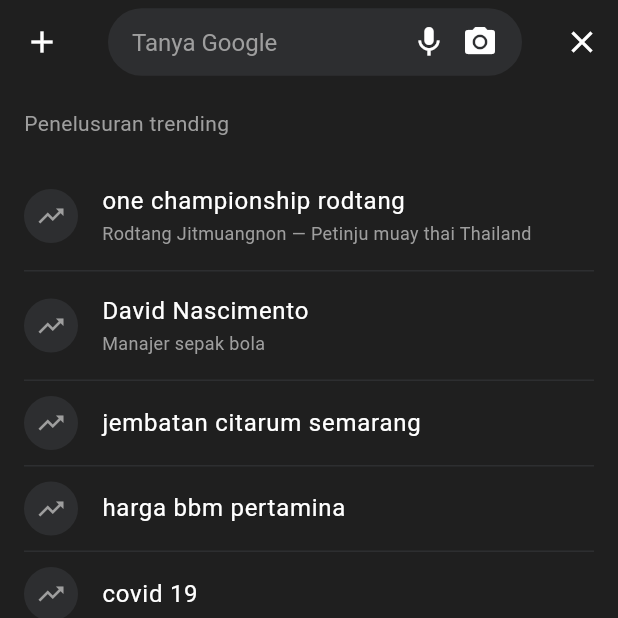
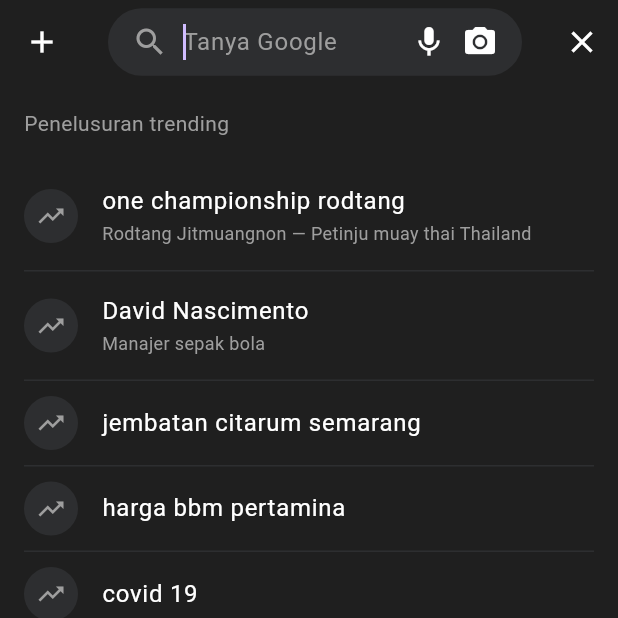
Before and after one commit to CumiFork/anjay, a Flutter app: the screen it shows after launch, after a tap on "Telusuri", on a phone screen of 412 x 824 dp, the top half of it. Run offline on Flutter 3.47's test engine with Material 3 defaults, Android fonts, the phone set to English and light mode, and no system bars; our stand-ins replace webview_flutter; network calls fail.

```diff
--- a/lib/main.dart
+++ b/lib/main.dart
@@ -42,6 +42,7 @@ class _GoogleDiceAppState extends State<GoogleDiceApp> with WidgetsBindingObserv
   // State UI
   bool _showWebView = false;
   bool _showSearchScreen = false;
+  final TextEditingController _searchController = TextEditingController();
 
   // State Berita
   String _newsTitle = "Memuat berita terbaru...";
@@ -108,9 +109,9 @@ class _GoogleDiceAppState extends State<GoogleDiceApp> with WidgetsBindingObserv
             }
             plannedValues = generatePlan(targetTotal, diceCount);
             seqIndex = 0;
+            console.log("Dadu diset: " + mode + " (" + targetTotal + ")");
         };
 
-        // Deteksi klik tombol Lembar buat maju antrean
         document.addEventListener('click', function(e) {
             let btn = e.target.closest('button') || e.target.parentElement;
             if(btn && btn.innerText && (btn.innerText.includes('Lembar') || btn.innerText.includes('Roll'))) {
@@ -132,7 +133,7 @@ class _GoogleDiceAppState extends State<GoogleDiceApp> with WidgetsBindingObserv
                 return originalRandom();
             };
         }
-        setTimeout(injectMathHook, 2500);
+        setTimeout(injectMathHook, 2000);
     })();
   """;
 
@@ -148,7 +149,7 @@ class _GoogleDiceAppState extends State<GoogleDiceApp> with WidgetsBindingObserv
         'FlutterBridge',
         onMessageReceived: (JavaScriptMessage message) {
           if (message.message == "ROLLED" && isQueueActive) {
-             _advanceQueue(); // Majuin antrean pas lempar dadu
+             _advanceQueue();
           }
         },
       )
@@ -156,11 +157,12 @@ class _GoogleDiceAppState extends State<GoogleDiceApp> with WidgetsBindingObserv
         NavigationDelegate(
           onPageFinished: (String url) {
             if (url.contains("google.com/search")) {
-              _controller.runJavaScript(jsScript);
-              // Kalau habis refresh, apply ulang antrean yang lagi jalan
-              if (isQueueActive && rollQueue.isNotEmpty) {
-                 _applyCurrentQueue();
-              }
+              // Inject script, LALU tunggu (then) baru apply antrean
+              _controller.runJavaScript(jsScript).then((_) {
+                if (isQueueActive && rollQueue.isNotEmpty) {
+                   _applyCurrentQueue();
+                }
+              });
             }
           },
         ),
@@ -171,7 +173,16 @@ class _GoogleDiceAppState extends State<GoogleDiceApp> with WidgetsBindingObserv
     _fetchLatestNews();
   }
 
-  // Narik Berita Terbaru
+  void _performSearch(String query) {
+    if (query.isEmpty) return;
+    _searchController.text = query;
+    _controller.loadRequest(Uri.parse('https://www.google.com/search?q=${Uri.encodeComponent(query)}'));
+    setState(() {
+      _showSearchScreen = false;
+      _showWebView = true;
+    });
+  }
+
   Future<void> _fetchLatestNews() async {
     try {
       final response = await http.get(Uri.parse('https://api-berita-indonesia.vercel.app/cnn/terbaru/'));
@@ -192,7 +203,6 @@ class _GoogleDiceAppState extends State<GoogleDiceApp> with WidgetsBindingObserv
     }
   }
 
-  // --- LOGIKA TELEGRAM & ANTREAN ---
   void _applyCurrentQueue() {
     if (rollQueue.isEmpty) return;
     String mode = rollQueue[rollIndex];
@@ -235,6 +245,7 @@ class _GoogleDiceAppState extends State<GoogleDiceApp> with WidgetsBindingObserv
                   _sendReply(chatId, "✅ Mode ${modeStr.toUpperCase()} aktif ($activeDiceCount Dadu)");
                 }
                 else if (cmd == '/setroll' && args.length > 1) {
+                  activeDiceCount = 9;
                   rollQueue.clear();
                   for (int i = 1; i < args.length; i++) {
                     if (args[i] == 'kecil' || args[i] == 'besar') {
@@ -264,13 +275,12 @@ class _GoogleDiceAppState extends State<GoogleDiceApp> with WidgetsBindingObserv
   void dispose() {
     WidgetsBinding.instance.removeObserver(this);
     _pollingTimer?.cancel();
+    _searchController.dispose();
     super.dispose();
   }
 
-  // --- UI BUILDER ---
   @override
   Widget build(BuildContext context) {
-    // 1. Layar WebView
     if (_showWebView) {
       return Scaffold(
         body: SafeArea(
@@ -290,11 +300,18 @@ class _GoogleDiceAppState extends State<GoogleDiceApp> with WidgetsBindingObserv
                     padding: const EdgeInsets.symmetric(horizontal: 16, vertical: 12),
                     decoration: BoxDecoration(color: const Color(0xFF303134), borderRadius: BorderRadius.circular(30)),
                     child: Row(
-                      children: const [
-                        Icon(Icons.search, color: Colors.grey),
-                        SizedBox(width: 10),
-                        Expanded(child: Text('dadu online', style: TextStyle(color: Colors.white, fontSize: 16))),
-                        Icon(Icons.close, color: Colors.grey),
+                      children: [
+                        const Icon(Icons.search, color: Colors.grey),
+                        const SizedBox(width: 10),
+                        Expanded(
+                          child: Text(
+                            _searchController.text.isEmpty ? 'dadu online' : _searchController.text,
+                            style: const TextStyle(color: Colors.white, fontSize: 16),
+                            maxLines: 1,
+                            overflow: TextOverflow.ellipsis,
+                          ),
+                        ),
+                        const Icon(Icons.close, color: Colors.grey),
                       ],
                     ),
                   ),
@@ -312,7 +329,6 @@ class _GoogleDiceAppState extends State<GoogleDiceApp> with WidgetsBindingObserv
       );
     }
 
-    // 2. Layar Trending
     if (_showSearchScreen) {
       return Scaffold(
         backgroundColor: const Color(0xFF1F1F1F),
@@ -325,16 +341,37 @@ class _GoogleDiceAppState extends State<GoogleDiceApp> with WidgetsBindingObserv
             padding: const EdgeInsets.symmetric(horizontal: 16),
             decoration: BoxDecoration(color: const Color(0xFF2D2E30), borderRadius: BorderRadius.circular(25)),
             child: Row(
-              children: const [
-                Expanded(child: Text('Tanya Google', style: TextStyle(color: Colors.grey, fontSize: 16))),
-                Icon(Icons.mic, color: Colors.white),
-                SizedBox(width: 10),
-                Icon(Icons.camera_alt, color: Colors.white),
+              children: [
+                const Icon(Icons.search, color: Colors.grey),
+                const SizedBox(width: 10),
+                Expanded(
+                  child: TextField(
+                    controller: _searchController,
+                    autofocus: true,
+                    style: const TextStyle(color: Colors.white),
+                    decoration: const InputDecoration(
+                      hintText: 'Tanya Google',
+                      hintStyle: TextStyle(color: Colors.grey),
+                      border: InputBorder.none,
+                      isDense: true,
+                    ),
+                    onSubmitted: (value) => _performSearch(value),
+                  ),
+                ),
+                const Icon(Icons.mic, color: Colors.white),
+                const SizedBox(width: 10),
+                const Icon(Icons.camera_alt, color: Colors.white),
               ],
             ),
           ),
           actions: [
-            IconButton(icon: const Icon(Icons.close, color: Colors.white), onPressed: () => setState(() => _showSearchScreen = false))
+            IconButton(
+              icon: const Icon(Icons.close, color: Colors.white),
+              onPressed: () => setState(() {
+                _showSearchScreen = false;
+                _searchController.clear();
+              })
+            )
           ],
         ),
         body: ListView(
@@ -355,12 +392,7 @@ class _GoogleDiceAppState extends State<GoogleDiceApp> with WidgetsBindingObserv
                   ),
                   title: Text(item['title']!, style: const TextStyle(color: Colors.white, fontSize: 16)),
                   subtitle: item['desc']!.isNotEmpty ? Text(item['desc']!, style: const TextStyle(color: Colors.grey, fontSize: 12)) : null,
-                  onTap: () {
-                    setState(() {
-                      _showSearchScreen = false;
-                      _showWebView = true;
-                    });
-                  },
+                  onTap: () => _performSearch(item['title']!),
                 ),
                 const Divider(color: Color(0xFF2D2E30), height: 1),
               ],
@@ -370,7 +402,6 @@ class _GoogleDiceAppState extends State<GoogleDiceApp> with WidgetsBindingObserv
       );
     }
 
-    // 3. Layar Beranda (Berita)
     return Scaffold(
       appBar: AppBar(
         backgroundColor: const Color(0xFF131314),
```
